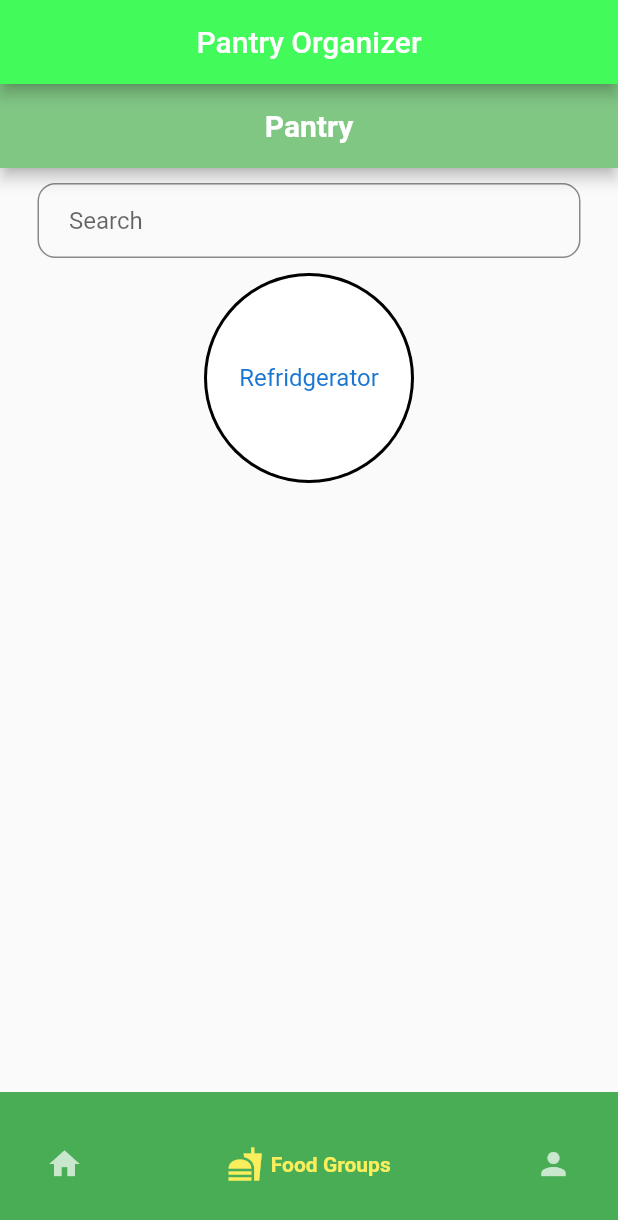
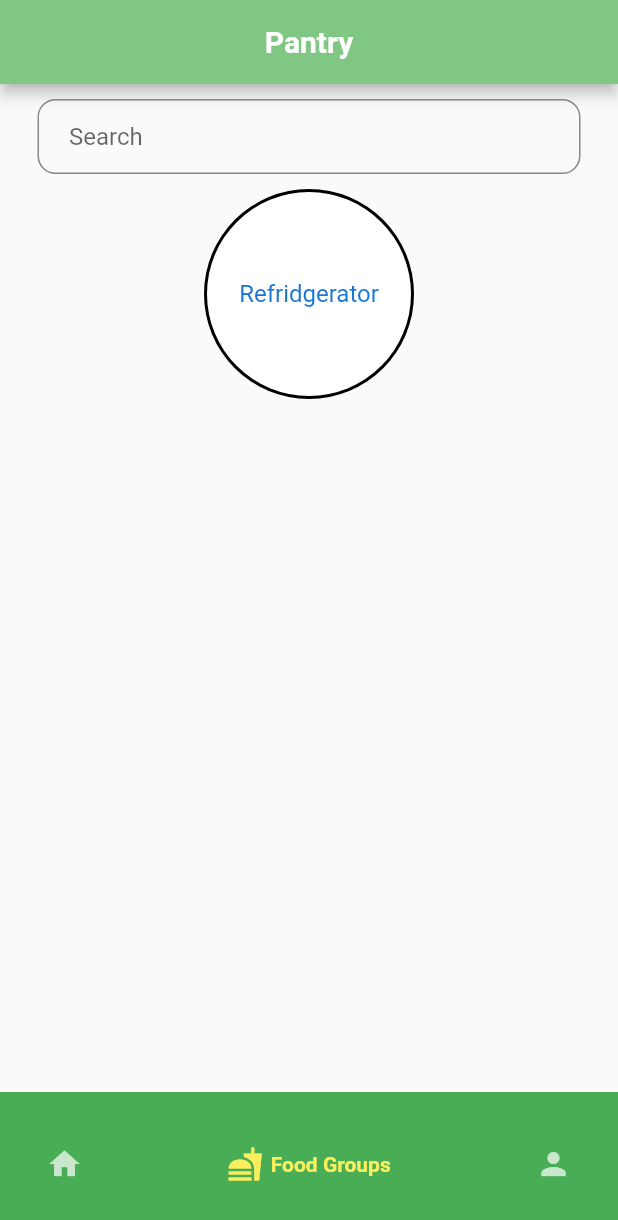
Before and after one commit to Masterman64/SoftwareEngineeringGroupProject, a Flutter app: the screen it shows once a user with an empty profile is signed in, item 2 of the bottom bar chosen, on a phone screen of 412 x 824 dp. Shown: the top 1220 px of the screen. Run offline on Flutter 3.47's test engine with Material 2 defaults, Android fonts, the phone set to English and light mode, and no system bars; drawn by our look-alikes of google_nav_bar; our stand-ins replace cloud_firestore, firebase_auth, firebase_core, firebase_storage, google_fonts, image_picker; accounts and stored records are empty.

Commit message:
Minor Changes

```diff
--- a/pantry_organizer/lib/homeLanding.dart
+++ b/pantry_organizer/lib/homeLanding.dart
@@ -26,13 +26,6 @@ class _HomeLandingState extends State<HomeLanding> {
   @override
   Widget build(BuildContext context) {
     return Scaffold(
-      appBar: AppBar(
-        title: const Text(
-          'Pantry Organizer',
-          style: TextStyle(color: Colors.white, fontSize: 20.0),
-        ),
-        centerTitle: true,
-      ),
       body: pages[_selectedIndex],
 
       // bottom navigation bar
--- a/pantry_organizer/lib/loginPages/registerPage.dart
+++ b/pantry_organizer/lib/loginPages/registerPage.dart
@@ -285,7 +285,8 @@ class _RegisterPageState extends State<RegisterPage> {
                       _pickedImage,
                       _aboutController.text,
                       _dietController.text,
-                      DateTime.parse(_dateOfBirthController.text),
+                      //DateTime.parse(_dateOfBirthController.text.replaceAll("/", "-")),
+                      DateTime.now(),
                       DateTime.now()),
                   child: Container(
                       padding: EdgeInsets.all(20),
--- a/pantry_organizer/lib/pages/settings.dart
+++ b/pantry_organizer/lib/pages/settings.dart
@@ -30,7 +30,6 @@ class _ProfileSettingsState extends State<ProfileSettings> {
   final _changeDateOfBirthController = TextEditingController();
   final _changeDietCondController = TextEditingController();
   final _changeAboutController = TextEditingController();
-
   final _newPasswordController = TextEditingController();
   final _newPasswordConfirmationController = TextEditingController();
 
@@ -53,6 +52,7 @@ class _ProfileSettingsState extends State<ProfileSettings> {
           .get();
 
       userData = userDetails.data();
+
       setState(() {});
     } catch (e) {
       ScaffoldMessenger.of(context)
```
Also changed, not shown: 2 other files.
